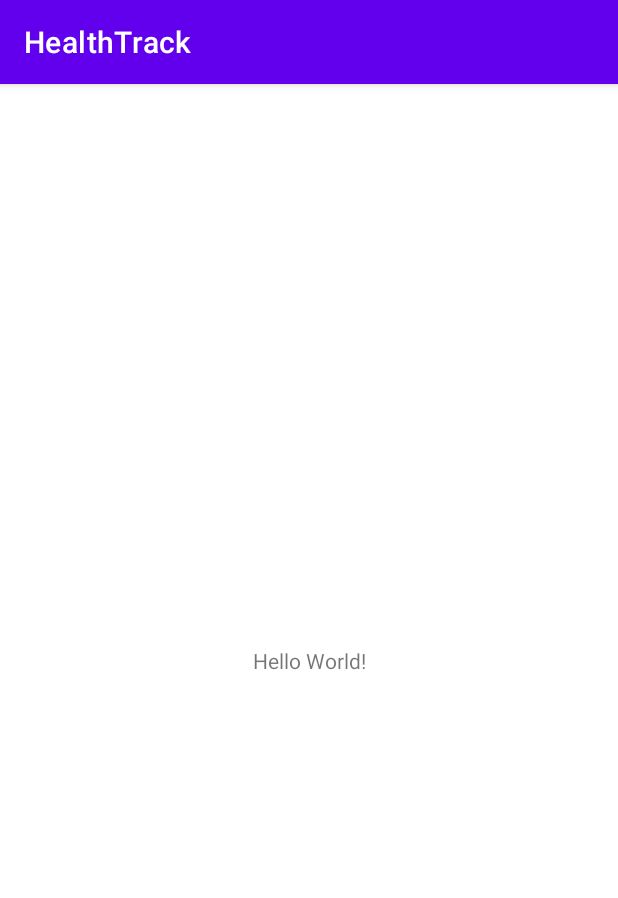
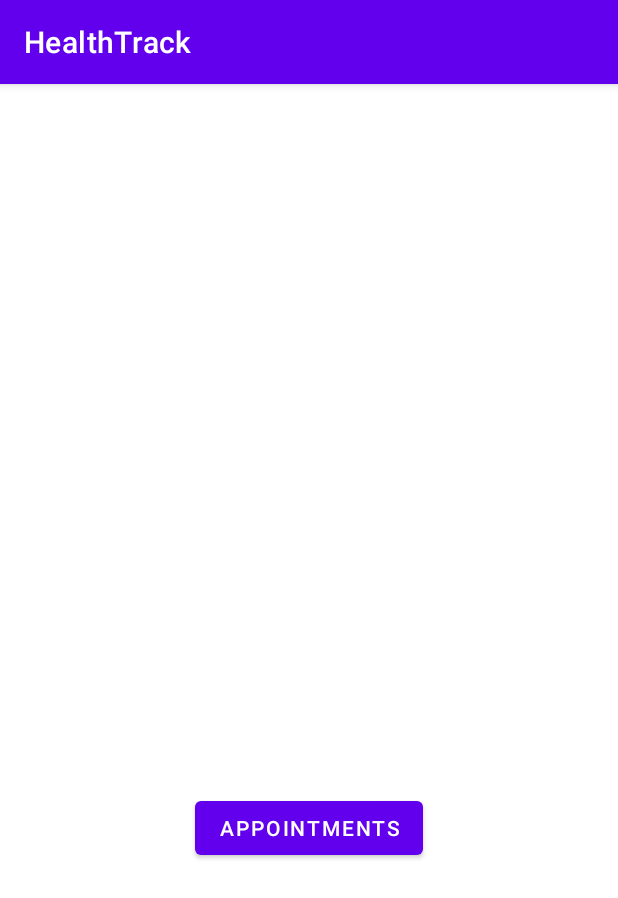
Before and after one commit to jkapp610/-Health-Track-Android-App, an Android app: the screen it shows after launch (MainActivity), on a phone screen of 412 x 824 dp. Shown: the top 898 px of the screen. Run offline under Robolectric (Android 15) with nearby library versions, the phone set to English and light mode, and no system bars.

Commit message:
Adding appt btn to main screen.

```diff
--- a/app/src/main/java/com/example/healthtrack/MainActivity.java
+++ b/app/src/main/java/com/example/healthtrack/MainActivity.java
@@ -3,6 +3,7 @@ package com.example.healthtrack;
 import androidx.appcompat.app.AppCompatActivity;
 
 import android.os.Bundle;
+import android.view.View;
 
 public class MainActivity extends AppCompatActivity {
 
@@ -11,4 +12,9 @@ public class MainActivity extends AppCompatActivity {
         super.onCreate(savedInstanceState);
         setContentView(R.layout.activity_main);
     }
+
+    public void onClickAppointments(View view){
+
+    }
+
 }
--- a/app/src/main/res/layout/activity_main.xml
+++ b/app/src/main/res/layout/activity_main.xml
@@ -6,13 +6,19 @@
     android:layout_height="match_parent"
     tools:context=".MainActivity">
 
-    <TextView
+    <Button
+        android:id="@+id/button"
         android:layout_width="wrap_content"
         android:layout_height="wrap_content"
-        android:text="Hello World!"
+        android:layout_marginStart="129dp"
+        android:layout_marginTop="453dp"
+        android:layout_marginEnd="130dp"
+        android:layout_marginBottom="230dp"
+        android:onClick="onClickAppointments"
+        android:text="@string/but0_name"
         app:layout_constraintBottom_toBottomOf="parent"
-        app:layout_constraintLeft_toLeftOf="parent"
-        app:layout_constraintRight_toRightOf="parent"
-        app:layout_constraintTop_toTopOf="parent" />
-
+        app:layout_constraintEnd_toEndOf="parent"
+        app:layout_constraintStart_toStartOf="parent"
+        app:layout_constraintTop_toTopOf="parent"
+        app:rippleColor="#FFFFFF" />
 </androidx.constraintlayout.widget.ConstraintLayout>
--- a/app/src/main/res/values/strings.xml
+++ b/app/src/main/res/values/strings.xml
@@ -1,3 +1,4 @@
 <resources>
     <string name="app_name">HealthTrack</string>
+    <string name="but0_name">Appointments</string>
 </resources>
```
